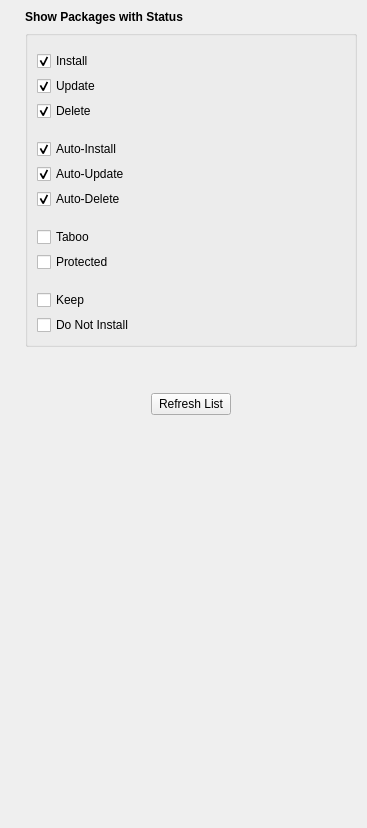
Old version of the form src/status-filter-view.ui in the repository shundhammer/yqpkg.
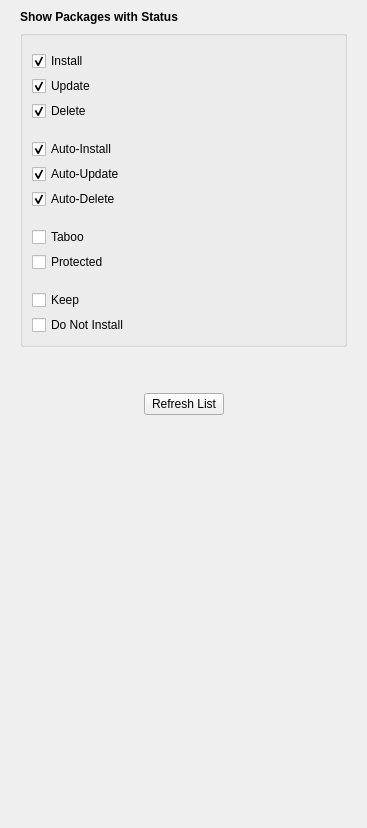
New version of the form. Icons and pictures are not drawn.

Commit message: Replace Qt resource icons with icons from the desktop theme (Closes #63)

What changed in the file:
```diff
--- a/src/status-filter-view.ui
+++ b/src/status-filter-view.ui
@@ -15,13 +15,13 @@
   </property>
   <layout class="QVBoxLayout" name="verticalLayout">
    <property name="leftMargin">
-    <number>25</number>
+    <number>20</number>
    </property>
    <property name="topMargin">
     <number>10</number>
    </property>
    <property name="rightMargin">
-    <number>10</number>
+    <number>20</number>
    </property>
    <property name="bottomMargin">
     <number>0</number>
@@ -39,14 +39,14 @@
    <item>
     <widget class="QGroupBox" name="groupBox">
      <property name="flat">
-      <bool>false</bool>
+      <bool>true</bool>
      </property>
      <layout class="QFormLayout" name="formLayout">
       <property name="labelAlignment">
        <set>Qt::AlignLeading|Qt::AlignLeft|Qt::AlignVCenter</set>
       </property>
       <property name="horizontalSpacing">
-       <number>30</number>
+       <number>25</number>
       </property>
       <property name="verticalSpacing">
        <number>5</number>
```
Left out of the diff: 20 changed lines with no effect on the pictures. The commit also changes 2 other files.
